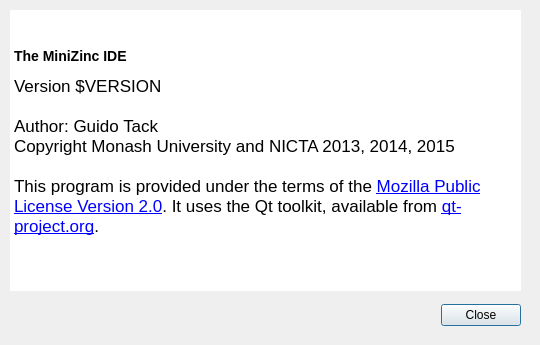
Old version of the form MiniZincIDE/aboutdialog.ui in the repository MiniZinc/MiniZincIDE.
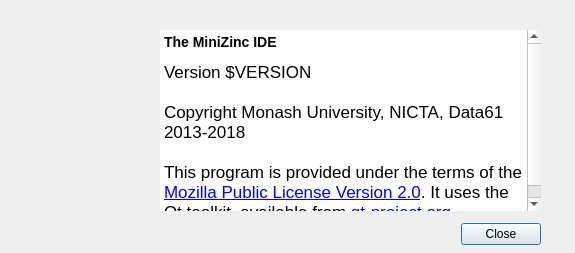
New version of the form. Icons and pictures are not drawn.

Commit message: Replace help window with link to online documentation, and make about dialog look nicer

```diff
--- a/MiniZincIDE/aboutdialog.ui
+++ b/MiniZincIDE/aboutdialog.ui
@@ -6,8 +6,8 @@
    <rect>
     <x>0</x>
     <y>0</y>
-    <width>540</width>
-    <height>345</height>
+    <width>575</width>
+    <height>253</height>
    </rect>
   </property>
   <property name="windowTitle">
@@ -19,12 +19,18 @@
   <widget class="QDialogButtonBox" name="buttonBox">
    <property name="geometry">
     <rect>
-     <x>180</x>
-     <y>300</y>
+     <x>200</x>
+     <y>219</y>
      <width>341</width>
-     <height>30</height>
+     <height>31</height>
     </rect>
    </property>
+   <property name="sizePolicy">
+    <sizepolicy hsizetype="Fixed" vsizetype="Fixed">
+     <horstretch>0</horstretch>
+     <verstretch>0</verstretch>
+    </sizepolicy>
+   </property>
    <property name="orientation">
     <enum>Qt::Horizontal</enum>
    </property>
@@ -35,10 +41,10 @@
   <widget class="QTextBrowser" name="textBrowser">
    <property name="geometry">
     <rect>
-     <x>10</x>
-     <y>10</y>
-     <width>511</width>
-     <height>281</height>
+     <x>160</x>
+     <y>30</y>
+     <width>381</width>
+     <height>181</height>
     </rect>
    </property>
    <property name="frameShape">
@@ -52,11 +58,9 @@
 &lt;html&gt;&lt;head&gt;&lt;meta name=&quot;qrichtext&quot; content=&quot;1&quot; /&gt;&lt;style type=&quot;text/css&quot;&gt;
 p, li { white-space: pre-wrap; }
 &lt;/style&gt;&lt;/head&gt;&lt;body style=&quot; font-family:'.SF NS Text'; font-size:13pt; font-weight:400; font-style:normal;&quot;&gt;
-&lt;p style=&quot; margin-top:0px; margin-bottom:0px; margin-left:0px; margin-right:30px; -qt-block-indent:0; text-indent:0px;&quot;&gt;&lt;a href=&quot;http://www.minizinc.org&quot;&gt;&lt;img src=&quot;:/images/mznicon.png&quot; width=&quot;108&quot; height=&quot;108&quot; /&gt;&lt;/a&gt;&lt;span style=&quot; font-family:'.Lucida Grande UI';&quot;&gt; &lt;/span&gt;&lt;/p&gt;
 &lt;p style=&quot; margin-top:14px; margin-bottom:12px; margin-left:0px; margin-right:0px; -qt-block-indent:0; text-indent:0px;&quot;&gt;&lt;span style=&quot; font-family:'.Lucida Grande UI'; font-size:large; font-weight:600;&quot;&gt;The MiniZinc IDE&lt;/span&gt;&lt;/p&gt;
 &lt;p style=&quot; margin-top:0px; margin-bottom:0px; margin-left:0px; margin-right:0px; -qt-block-indent:0; text-indent:0px;&quot;&gt;&lt;span style=&quot; font-family:'.Lucida Grande UI';&quot;&gt;Version $VERSION&lt;/span&gt;&lt;/p&gt;
-&lt;p style=&quot;-qt-paragraph-type:empty; margin-top:0px; margin-bottom:0px; margin-left:0px; margin-right:0px; -qt-block-indent:0; text-indent:0px; font-family:'.Lucida Grande UI';&quot;&gt;&lt;br /&gt;&lt;/p&gt;
-&lt;p style=&quot; margin-top:0px; margin-bottom:0px; margin-left:0px; margin-right:0px; -qt-block-indent:0; text-indent:0px;&quot;&gt;&lt;span style=&quot; font-family:'.Lucida Grande UI';&quot;&gt;Author: Guido Tack&lt;br /&gt;Copyright Monash University and NICTA 2013, 2014, 2015 &lt;/span&gt;&lt;/p&gt;
+&lt;p style=&quot; margin-top:0px; margin-bottom:0px; margin-left:0px; margin-right:0px; -qt-block-indent:0; text-indent:0px;&quot;&gt;&lt;span style=&quot; font-family:'.Lucida Grande UI';&quot;&gt;&lt;br /&gt;Copyright Monash University, NICTA, Data61 2013-2018&lt;/span&gt;&lt;/p&gt;
 &lt;p style=&quot;-qt-paragraph-type:empty; margin-top:0px; margin-bottom:0px; margin-left:0px; margin-right:0px; -qt-block-indent:0; text-indent:0px; font-family:'.Lucida Grande UI';&quot;&gt;&lt;br /&gt;&lt;/p&gt;
 &lt;p style=&quot; margin-top:0px; margin-bottom:0px; margin-left:0px; margin-right:0px; -qt-block-indent:0; text-indent:0px;&quot;&gt;&lt;span style=&quot; font-family:'.Lucida Grande UI';&quot;&gt;This program is provided under the terms of the &lt;/span&gt;&lt;a href=&quot;http://www.minizinc.org/2.0/LICENSE.txt&quot;&gt;&lt;span style=&quot; font-family:'.Lucida Grande UI'; text-decoration: underline; color:#0000ff;&quot;&gt;Mozilla Public License Version 2.0&lt;/span&gt;&lt;/a&gt;&lt;span style=&quot; font-family:'.Lucida Grande UI';&quot;&gt;. It uses the Qt toolkit, available from &lt;/span&gt;&lt;a href=&quot;http://qt-project.org&quot;&gt;&lt;span style=&quot; font-family:'.Lucida Grande UI'; text-decoration: underline; color:#0000ff;&quot;&gt;qt-project.org&lt;/span&gt;&lt;/a&gt;&lt;span style=&quot; font-family:'.Lucida Grande UI';&quot;&gt;. &lt;/span&gt;&lt;/p&gt;&lt;/body&gt;&lt;/html&gt;</string>
    </property>
@@ -64,6 +68,25 @@
     <bool>true</bool>
    </property>
   </widget>
+  <widget class="QLabel" name="label">
+   <property name="geometry">
+    <rect>
+     <x>30</x>
+     <y>30</y>
+     <width>111</width>
+     <height>111</height>
+    </rect>
+   </property>
+   <property name="text">
+    <string/>
+   </property>
+   <property name="pixmap">
+    <pixmap resource="minizincide.qrc">:/images/mznicon.png</pixmap>
+   </property>
+   <property name="scaledContents">
+    <bool>true</bool>
+   </property>
+  </widget>
  </widget>
  <resources/>
  <connections>
```
Left out of the diff: 4 changed lines with no effect on the pictures. The commit also changes 7 other files.
